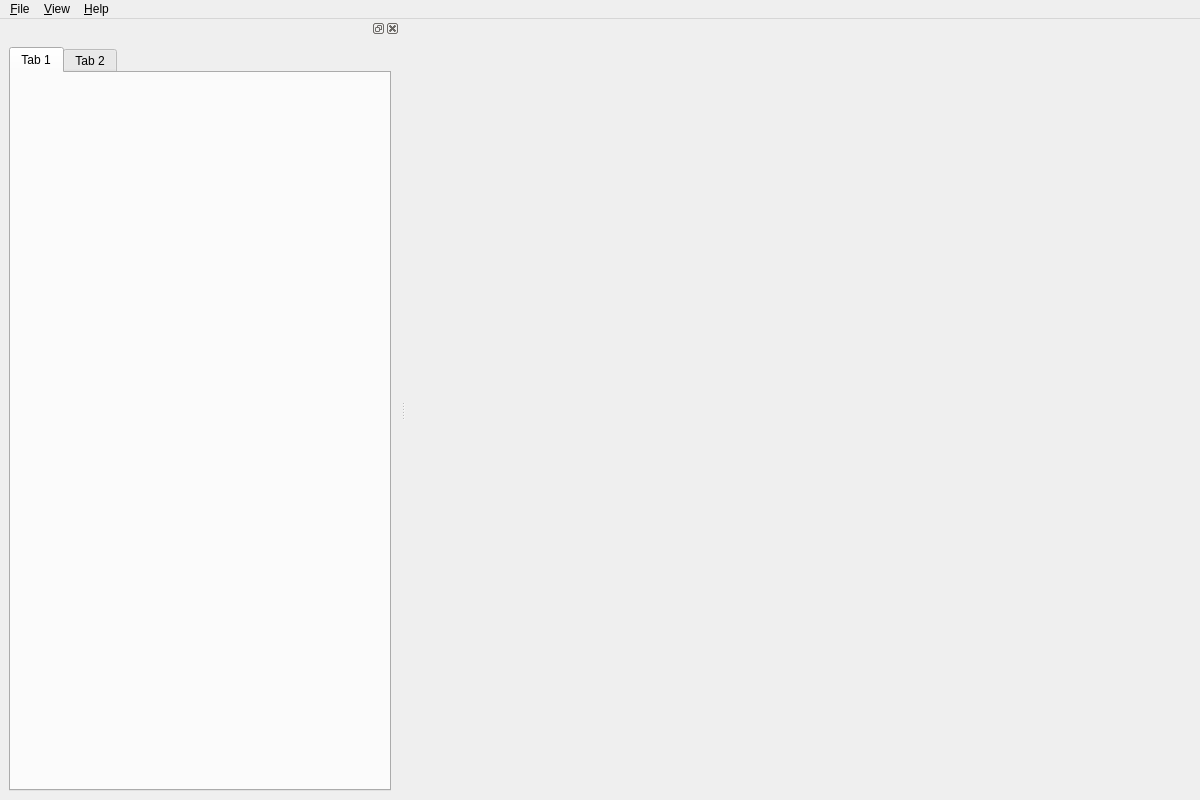
Old version of the form pyqt_application_form.ui in the repository YangHanlin/PyQt5-Demo.
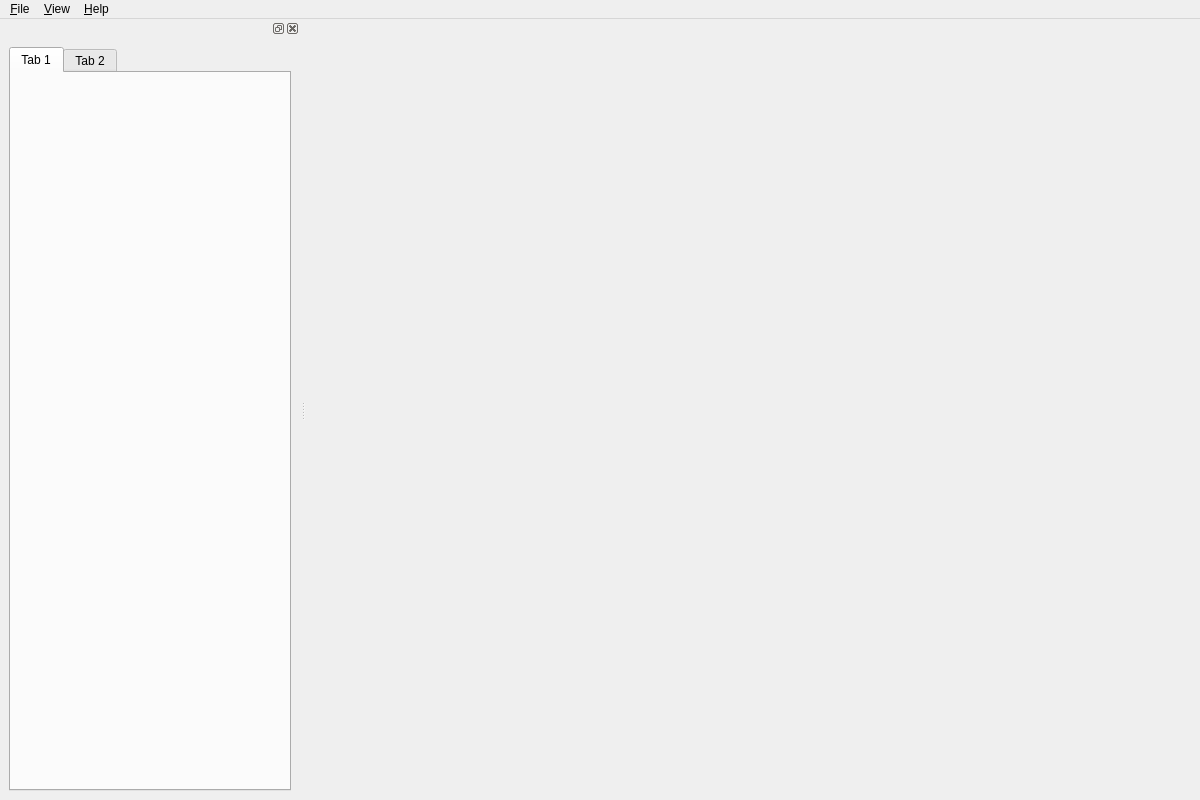
New version of the form.

```diff
--- a/pyqt_application_form.ui
+++ b/pyqt_application_form.ui
@@ -12,8 +12,8 @@
   </property>
   <property name="minimumSize">
    <size>
-    <width>1200</width>
-    <height>800</height>
+    <width>800</width>
+    <height>600</height>
    </size>
   </property>
   <property name="windowTitle">
@@ -28,7 +28,11 @@
   <widget class="QWidget" name="central_widget">
    <layout class="QVBoxLayout" name="verticalLayout_2">
     <item>
-     <widget class="QWidget" name="widget" native="true"/>
+     <widget class="QWidget" name="widget" native="true">
+      <property name="styleSheet">
+       <string notr="true"/>
+      </property>
+     </widget>
     </item>
    </layout>
   </widget>
@@ -71,7 +75,7 @@
   <widget class="QDockWidget" name="dock_widget_2">
    <property name="minimumSize">
     <size>
-     <width>400</width>
+     <width>300</width>
      <height>200</height>
     </size>
    </property>
```
Left out of the diff: 4 changed lines with no effect on the pictures.
